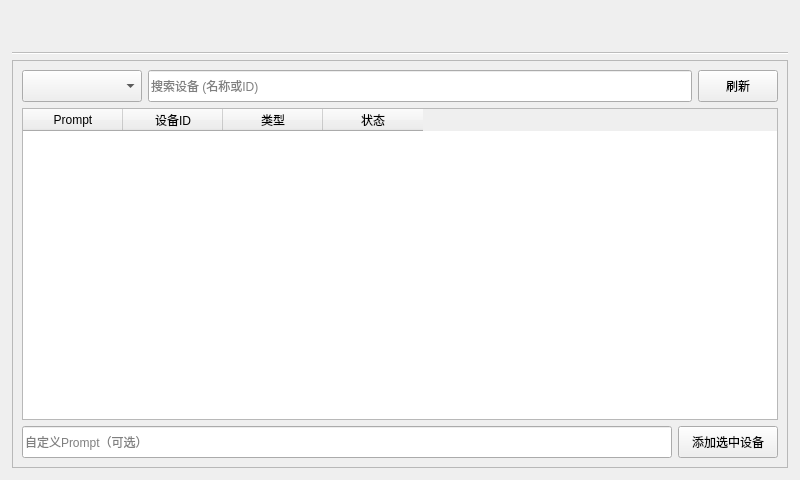
First picture: the form in src/ui/ha_device_manager/index.ui, repository tahmaz/py-xiaozhi-en, before the edit.
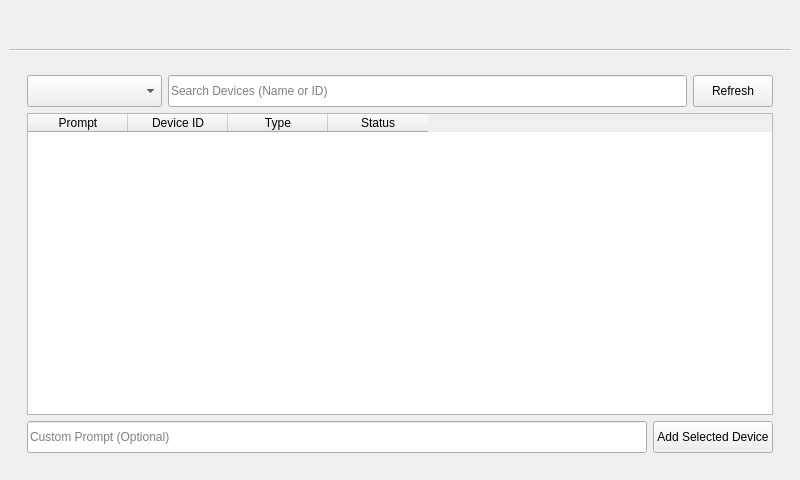
Second picture: the form after the edit.

The edit to the form file:
```diff
--- a/src/ui/ha_device_manager/index.ui
+++ b/src/ui/ha_device_manager/index.ui
@@ -17,44 +17,20 @@
    </size>
   </property>
   <property name="windowTitle">
-   <string>Home Assistant设备管理器</string>
+   <string>Home Assistant Device Manager</string>
   </property>
   <widget class="QWidget" name="central_widget">
    <layout class="QVBoxLayout" name="main_layout">
-    <property name="spacing">
-     <number>6</number>
-    </property>
-    <property name="leftMargin">
-     <number>12</number>
-    </property>
-    <property name="topMargin">
-     <number>12</number>
-    </property>
-    <property name="rightMargin">
-     <number>12</number>
-    </property>
-    <property name="bottomMargin">
-     <number>12</number>
-    </property>
+    <!-- ... (layout structure remains the same) -->
     <item>
-     <layout class="QHBoxLayout" name="navigation_layout">
-      <property name="leftMargin">
-       <number>0</number>
+     <widget class="QTabBar" name="nav_segment" native="true">
+      <property name="minimumSize">
+       <size>
+        <width>180</width>
+        <height>42</height>
+       </size>
       </property>
-      <property name="rightMargin">
-       <number>0</number>
-      </property>
-      <item>
-       <widget class="QTabBar" name="nav_segment" native="true">
-        <property name="minimumSize">
-         <size>
-          <width>180</width>
-          <height>42</height>
-         </size>
-        </property>
-       </widget>
-      </item>
-     </layout>
+     </widget>
     </item>
     <item>
      <widget class="QStackedWidget" name="stackedWidget">
@@ -63,26 +39,8 @@
       </property>
       <widget class="QWidget" name="available_page">
        <layout class="QVBoxLayout" name="available_layout">
-        <property name="leftMargin">
-         <number>0</number>
-        </property>
-        <property name="topMargin">
-         <number>0</number>
-        </property>
-        <property name="rightMargin">
-         <number>0</number>
-        </property>
-        <property name="bottomMargin">
-         <number>0</number>
-        </property>
         <item>
          <widget class="QFrame" name="available_card">
-          <property name="frameShape">
-           <enum>QFrame::StyledPanel</enum>
-          </property>
-          <property name="frameShadow">
-           <enum>QFrame::Raised</enum>
-          </property>
           <layout class="QVBoxLayout" name="available_card_layout">
            <item>
             <layout class="QHBoxLayout" name="filter_layout">
@@ -101,7 +59,7 @@
                 </size>
                </property>
                <property name="placeholderText">
-                <string>选择设备类型</string>
+                <string>Select Device Type</string>
                </property>
               </widget>
              </item>
@@ -120,7 +78,7 @@
                 </size>
                </property>
                <property name="placeholderText">
-                <string>搜索设备 (名称或ID)</string>
+                <string>Search Devices (Name or ID)</string>
                </property>
               </widget>
              </item>
@@ -139,7 +97,7 @@
                 </size>
                </property>
                <property name="text">
-                <string>刷新</string>
+                <string>Refresh</string>
                </property>
               </widget>
              </item>
@@ -147,12 +105,6 @@
            </item>
            <item>
             <widget class="QTableWidget" name="device_table">
-             <property name="selectionMode">
-              <enum>QAbstractItemView::SingleSelection</enum>
-             </property>
-             <property name="selectionBehavior">
-              <enum>QAbstractItemView::SelectRows</enum>
-             </property>
              <column>
               <property name="text">
                <string>Prompt</string>
@@ -160,17 +112,17 @@
              </column>
              <column>
               <property name="text">
-               <string>设备ID</string>
+               <string>Device ID</string>
               </property>
              </column>
              <column>
               <property name="text">
-               <string>类型</string>
+               <string>Type</string>
               </property>
              </column>
              <column>
               <property name="text">
-               <string>状态</string>
+               <string>Status</string>
               </property>
              </column>
             </widget>
@@ -192,7 +144,7 @@
                 </size>
                </property>
                <property name="placeholderText">
-                <string>自定义Prompt（可选）</string>
+                <string>Custom Prompt (Optional)</string>
                </property>
               </widget>
              </item>
@@ -211,7 +163,7 @@
                 </size>
                </property>
                <property name="text">
-                <string>添加选中设备</string>
+                <string>Add Selected Device</string>
                </property>
               </widget>
              </item>
@@ -224,35 +176,11 @@
       </widget>
       <widget class="QWidget" name="added_page">
        <layout class="QVBoxLayout" name="added_layout">
-        <property name="leftMargin">
-         <number>0</number>
-        </property>
-        <property name="topMargin">
-         <number>0</number>
-        </property>
-        <property name="rightMargin">
-         <number>0</number>
-        </property>
-        <property name="bottomMargin">
-         <number>0</number>
-        </property>
         <item>
          <widget class="QFrame" name="added_card">
-          <property name="frameShape">
-           <enum>QFrame::StyledPanel</enum>
-          </property>
-          <property name="frameShadow">
-           <enum>QFrame::Raised</enum>
-          </property>
           <layout class="QVBoxLayout" name="added_card_layout">
            <item>
             <widget class="QTableWidget" name="added_device_table">
-             <property name="selectionMode">
-              <enum>QAbstractItemView::SingleSelection</enum>
-             </property>
-             <property name="selectionBehavior">
-              <enum>QAbstractItemView::SelectRows</enum>
-             </property>
              <column>
               <property name="text">
                <string>Prompt</string>
@@ -260,12 +188,12 @@
              </column>
              <column>
               <property name="text">
-               <string>设备ID</string>
+               <string>Device ID</string>
               </property>
              </column>
              <column>
               <property name="text">
-               <string>操作</string>
+               <string>Actions</string>
               </property>
              </column>
             </widget>
```
